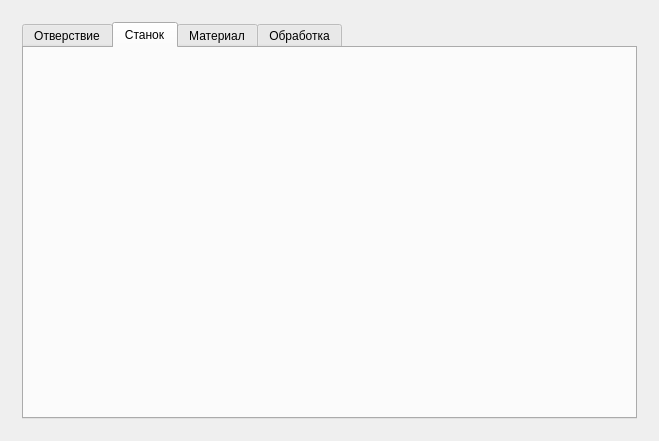
Qt form mainwindow.ui (tschin/diplom) before a commit.
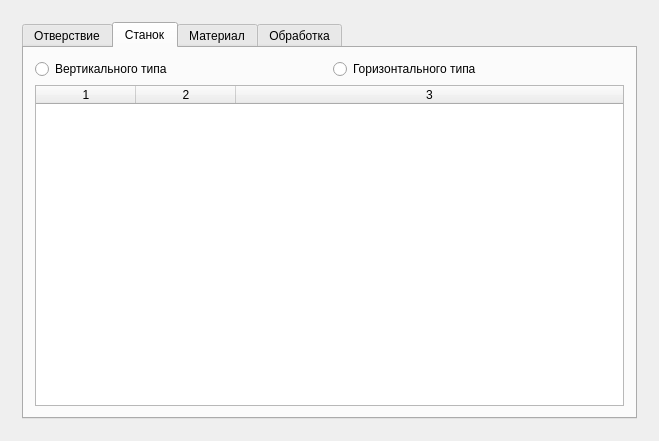
The same form after that commit.

Commit message: Добавил таблицу со станками для цилиндрической протяжки. Тип - вертикальный

The edit to the form file:
```diff
--- a/mainwindow.ui
+++ b/mainwindow.ui
@@ -157,6 +157,54 @@
            <attribute name="title">
             <string>Станок</string>
            </attribute>
+           <layout class="QGridLayout" name="gridLayout_3">
+            <item row="0" column="0">
+             <layout class="QGridLayout" name="gridLayout_2">
+              <item row="0" column="0">
+               <widget class="QRadioButton" name="radioButton">
+                <property name="text">
+                 <string>Вертикального типа</string>
+                </property>
+               </widget>
+              </item>
+             </layout>
+            </item>
+            <item row="0" column="1">
+             <widget class="QRadioButton" name="radioButton_2">
+              <property name="text">
+               <string>Горизонтального типа</string>
+              </property>
+             </widget>
+            </item>
+            <item row="1" column="0" colspan="2">
+             <widget class="QTableWidget" name="tableWidget">
+              <property name="columnCount">
+               <number>3</number>
+              </property>
+              <attribute name="horizontalHeaderCascadingSectionResizes">
+               <bool>false</bool>
+              </attribute>
+              <attribute name="horizontalHeaderShowSortIndicator" stdset="0">
+               <bool>false</bool>
+              </attribute>
+              <attribute name="horizontalHeaderStretchLastSection">
+               <bool>true</bool>
+              </attribute>
+              <attribute name="verticalHeaderCascadingSectionResizes">
+               <bool>false</bool>
+              </attribute>
+              <attribute name="verticalHeaderShowSortIndicator" stdset="0">
+               <bool>false</bool>
+              </attribute>
+              <attribute name="verticalHeaderStretchLastSection">
+               <bool>false</bool>
+              </attribute>
+              <column/>
+              <column/>
+              <column/>
+             </widget>
+            </item>
+           </layout>
           </widget>
           <widget class="QWidget" name="tab_3">
            <attribute name="title">
```
The commit also changes 2 other files.
